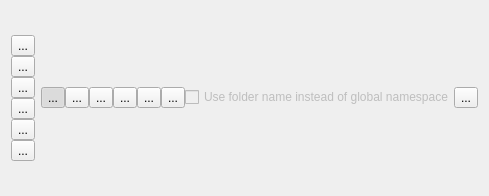
This is controlflowgraphview.ui in KDE/kdev-control-flow-graph as Qt 5 draws it before an edit. The edited form follows.
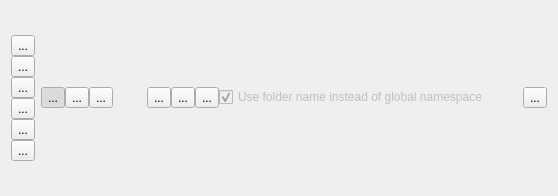
This is the edited form. Icons and pictures are not drawn.

The edit to the form file:
```diff
--- a/controlflowgraphview.ui
+++ b/controlflowgraphview.ui
@@ -6,7 +6,7 @@
    <rect>
     <x>0</x>
     <y>0</y>
-    <width>372</width>
+    <width>558</width>
     <height>196</height>
    </rect>
   </property>
@@ -285,6 +285,9 @@
          <property name="text">
           <string>Use folder name instead of global namespace</string>
          </property>
+         <property name="checked">
+          <bool>true</bool>
+         </property>
         </widget>
        </item>
        <item>
```
